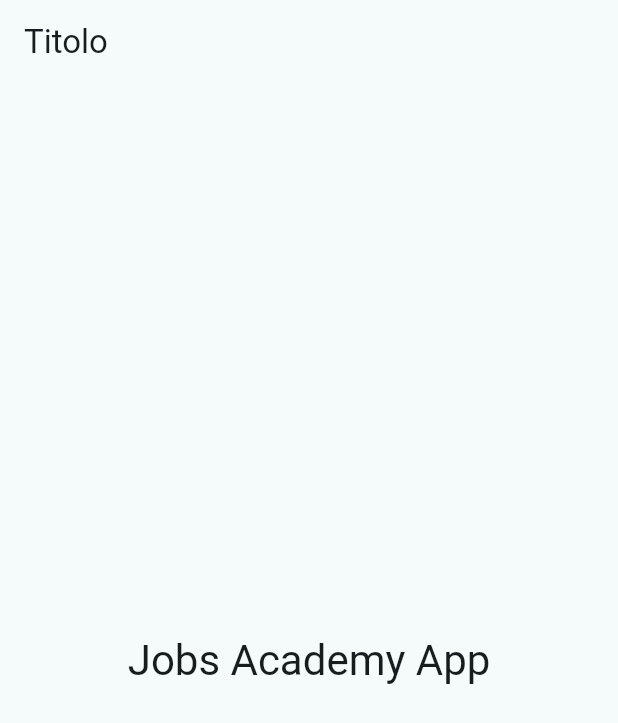
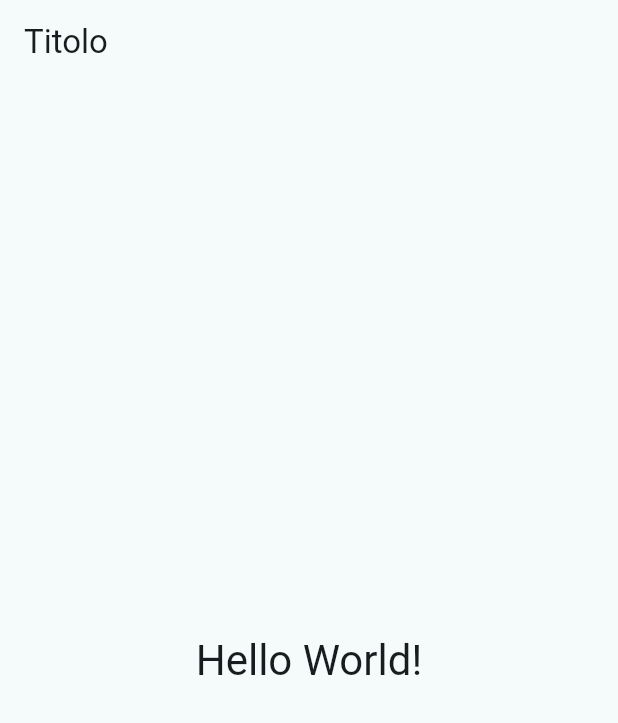
Before and after one commit to polilluminato/presentazione-flutter-jac-2023, a Flutter app: the screen it shows after launch, on a phone screen of 412 x 824 dp. Shown: the top 723 px of the screen. Run offline on Flutter 3.47's test engine with Material 2 defaults, Android fonts, the light colour scheme and no system bars; our stand-ins replace flutter_dotenv, flutter_riverpod, freezed_annotation, go_router, riverpod_annotation; generated files the repository leaves out were written again.

Commit message:
fix: Little fixes for the demo

```diff
--- a/code/flutter_jac/lib/models/pokemon_item.dart
+++ b/code/flutter_jac/lib/models/pokemon_item.dart
@@ -5,6 +5,7 @@ class PokemonItem {
   String? imageLink;
 
   PokemonItem(this.name, this.link) {
+    //Link fatto come https://pokeapi.co/api/v2/pokemon/{id}/
     final splittedLink = link.split('/');
     id = int.parse(splittedLink[splittedLink.length - 2]);
 
--- a/code/flutter_jac/lib/pages/home/single_pokemon_page.dart
+++ b/code/flutter_jac/lib/pages/home/single_pokemon_page.dart
@@ -1,4 +1,4 @@
-// ignore_for_file: library_prefixes
+// ignore_for_file: library_prefixes, unused_local_variable
 
 import 'package:flutter/material.dart';
 import 'package:flutter_jac/models/pokemon.dart';
--- a/code/flutter_jac/lib/pages/home/tabs/splash_tab.dart
+++ b/code/flutter_jac/lib/pages/home/tabs/splash_tab.dart
@@ -11,7 +11,7 @@ class SplashTab extends StatelessWidget {
 
     return Center(
       child: Text(
-        "Jobs Academy App",
+        "Hello World!",
         style: textTheme.headlineMedium,
       ),
     );
```
